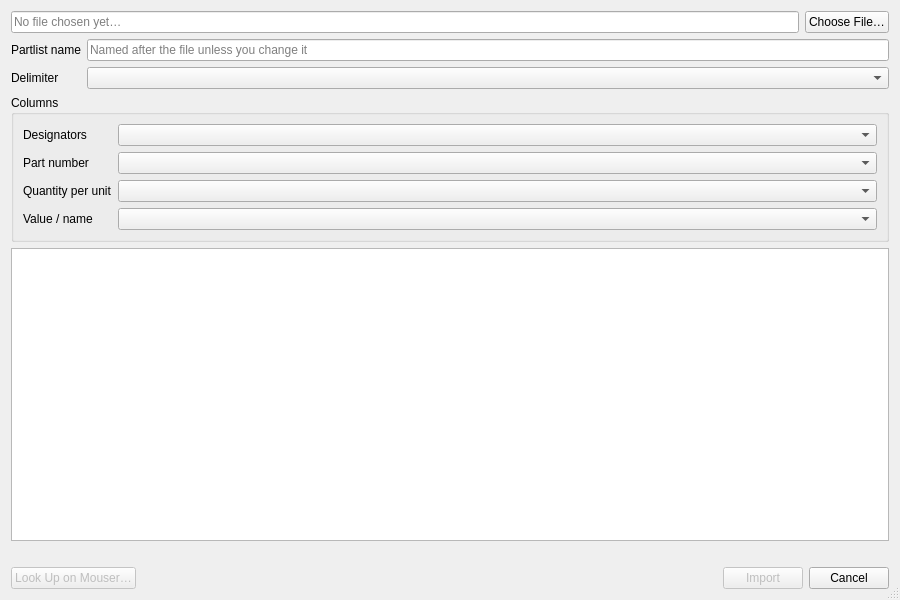
Above: examples/PartManagerApp/src/ui/PartManager_PartlistImportDialog.ui from KROIA/PartManager before the change. Below: the same form after it.
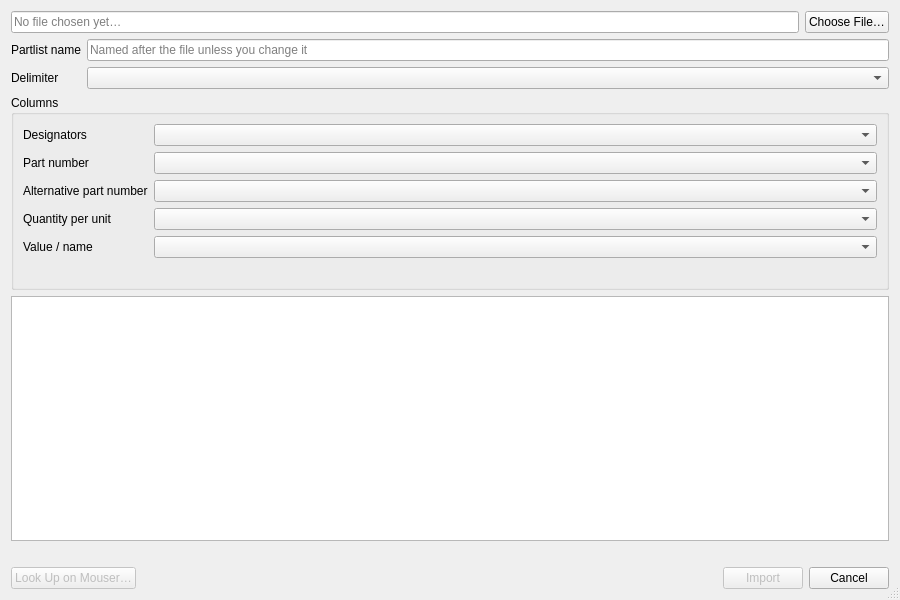
That is the form after the change.

Commit message: read KiCad BOM exports and remember the column mapping

```diff
--- a/examples/PartManagerApp/src/ui/PartManager_PartlistImportDialog.ui
+++ b/examples/PartManagerApp/src/ui/PartManager_PartlistImportDialog.ui
@@ -93,25 +93,52 @@
        <widget class="QComboBox" name="mpnCombo"/>
       </item>
       <item row="2" column="0">
+       <widget class="QLabel" name="mpnAltLabel">
+        <property name="text">
+         <string>Alternative part number</string>
+        </property>
+       </widget>
+      </item>
+      <item row="2" column="1">
+       <widget class="QComboBox" name="mpnAltCombo">
+        <property name="toolTip">
+         <string>Used for rows where the first part-number column is empty.</string>
+        </property>
+       </widget>
+      </item>
+      <item row="3" column="0">
        <widget class="QLabel" name="quantityLabel">
         <property name="text">
          <string>Quantity per unit</string>
         </property>
        </widget>
       </item>
-      <item row="2" column="1">
+      <item row="3" column="1">
        <widget class="QComboBox" name="quantityCombo"/>
       </item>
-      <item row="3" column="0">
+      <item row="4" column="0">
        <widget class="QLabel" name="valueLabel">
         <property name="text">
          <string>Value / name</string>
         </property>
        </widget>
       </item>
-      <item row="3" column="1">
+      <item row="4" column="1">
        <widget class="QComboBox" name="valueCombo"/>
       </item>
+      <item row="5" column="0" colspan="2">
+       <widget class="QLabel" name="hintLabel">
+        <property name="text">
+         <string notr="true"/>
+        </property>
+        <property name="wordWrap">
+         <bool>true</bool>
+        </property>
+        <property name="textFormat">
+         <enum>Qt::RichText</enum>
+        </property>
+       </widget>
+      </item>
      </layout>
     </widget>
    </item>
```
The commit also changes 12 other files.
